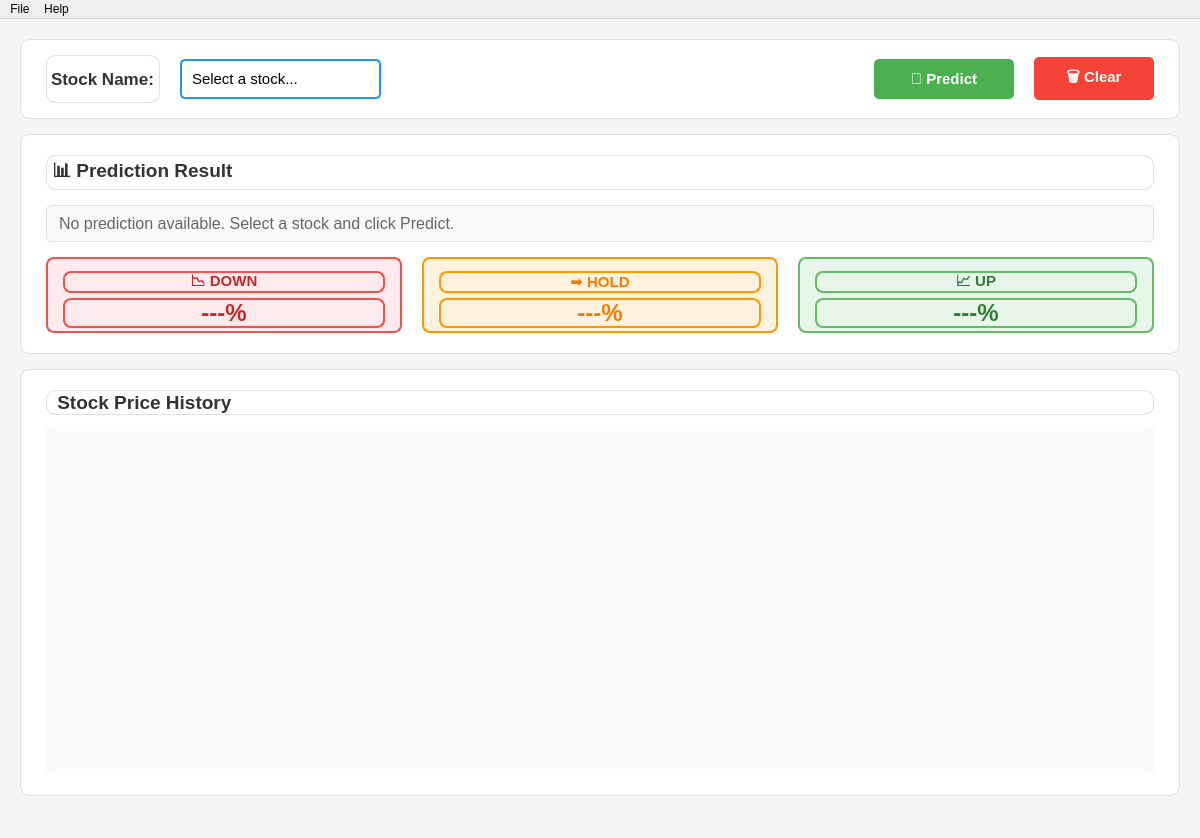
Old version of the form app/src/mainwindow.ui in the repository Psoro77/tensortrend.
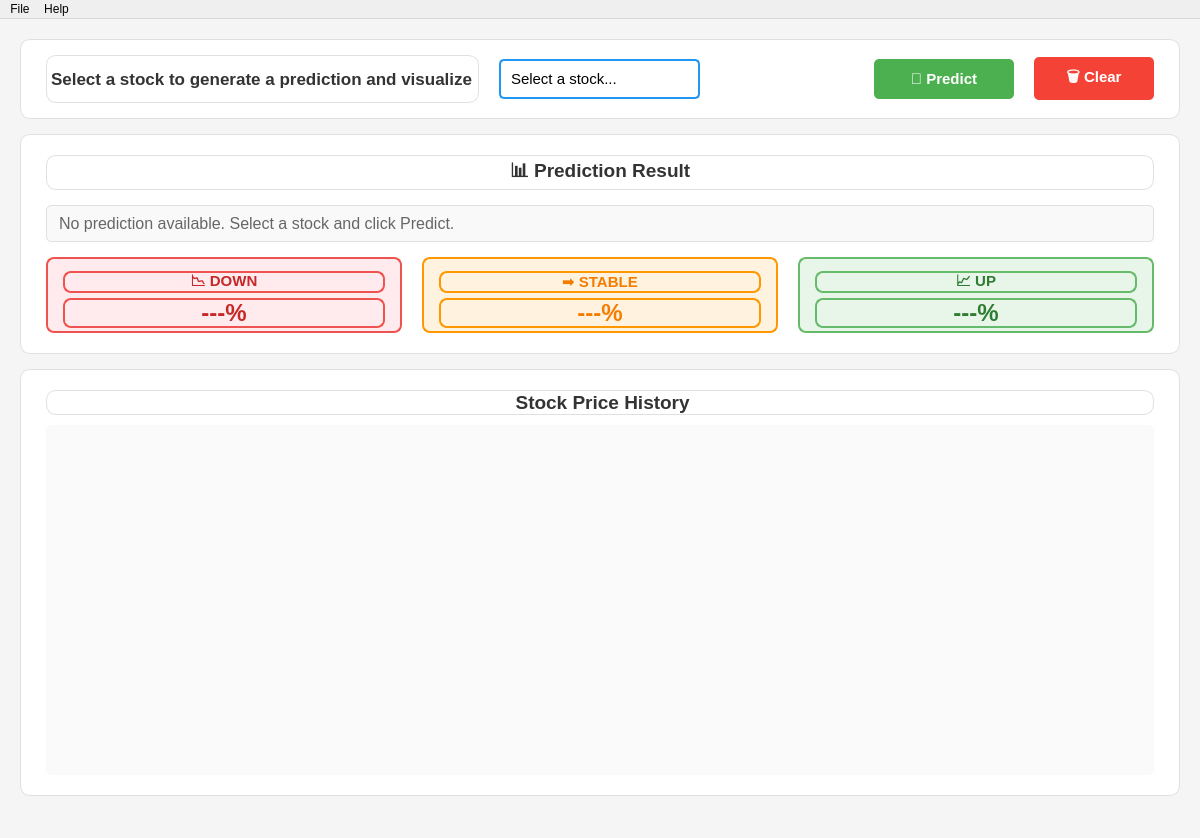
New version of the form. Icons and pictures are not drawn.

The edit to the form file:
```diff
--- a/app/src/mainwindow.ui
+++ b/app/src/mainwindow.ui
@@ -95,7 +95,7 @@
 color: #333333;</string>
          </property>
          <property name="text">
-          <string>Stock Name:</string>
+          <string>Select a stock to generate a prediction and visualize</string>
          </property>
         </widget>
        </item>
@@ -293,6 +293,9 @@
          <property name="text">
           <string>📊 Prediction Result</string>
          </property>
+         <property name="alignment">
+          <set>Qt::AlignmentFlag::AlignCenter</set>
+         </property>
         </widget>
        </item>
        <item>
@@ -420,7 +423,7 @@
 color: #f57c00;</string>
               </property>
               <property name="text">
-               <string>➡️ HOLD</string>
+               <string>➡️ STABLE</string>
               </property>
               <property name="alignment">
                <set>Qt::AlignmentFlag::AlignCenter</set>
@@ -555,6 +558,9 @@
          <property name="text">
           <string> Stock Price History</string>
          </property>
+         <property name="alignment">
+          <set>Qt::AlignmentFlag::AlignCenter</set>
+         </property>
         </widget>
        </item>
        <item>
```
Left out of the diff: 4 changed lines with no effect on the pictures.
